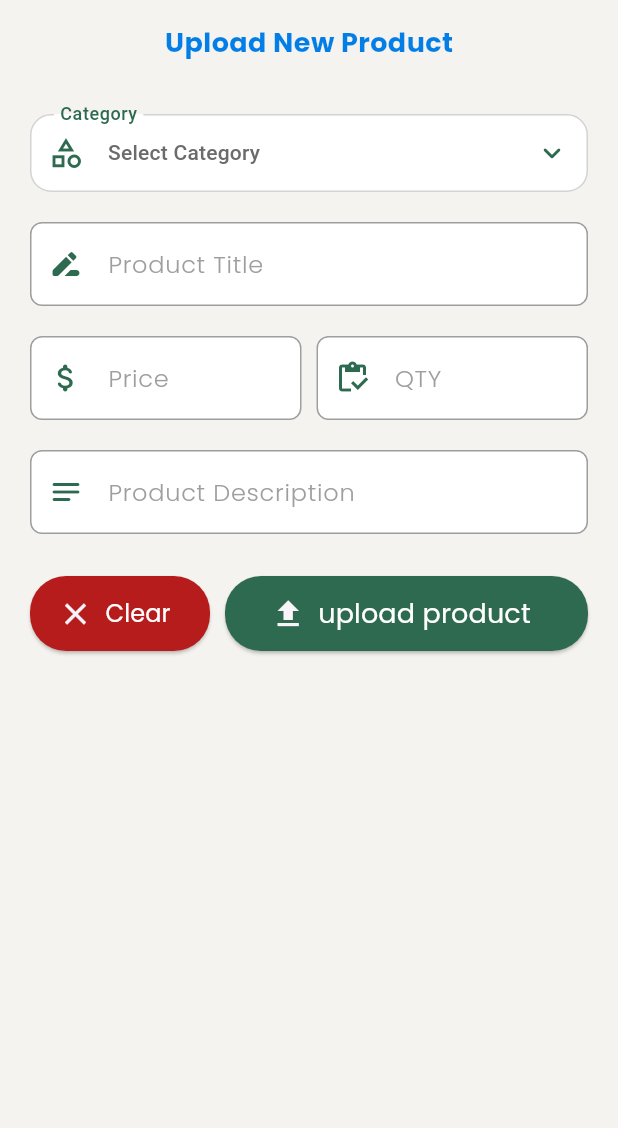
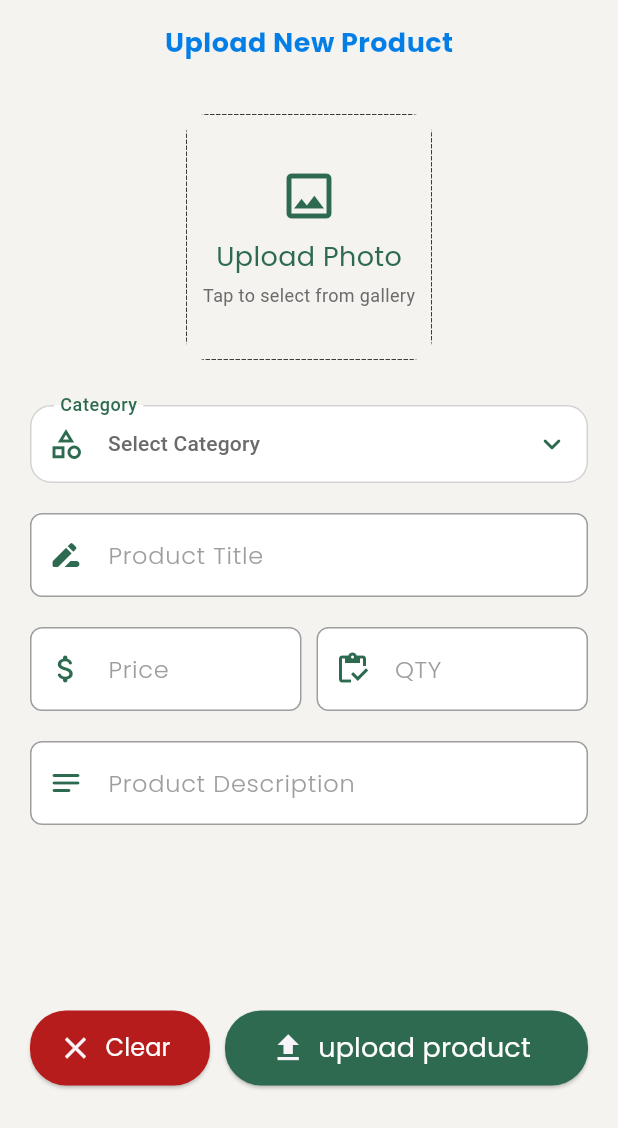
Before and after one commit to AhmedMedhatHamed/Marketa_Admin_App, a Flutter app: the UploadProductView screen opened by its route, on a phone screen of 412 x 824 dp. Shown: the top 1128 px of the screen. Run offline on Flutter 3.47's test engine with Material 3 defaults, Android fonts, the phone set to English and light mode, and no system bars; drawn by our look-alikes of dotted_border, shimmer; our stand-ins replace equatable, flutter_bloc, go_router, iconly, image_picker, shared_preferences; accounts and stored records are empty.

Commit message:
Implement upload product image widget

```diff
--- a/lib/features/search/presentation/views/search_view.dart
+++ b/lib/features/search/presentation/views/search_view.dart
@@ -1,6 +1,5 @@
 import 'package:flutter/material.dart';
 import 'package:flutter_bloc/flutter_bloc.dart';
-import 'package:marketa_admin/core/widgets/app_bar_leading.dart';
 import 'package:marketa_admin/core/widgets/custom_appbar_text.dart';
 import 'package:marketa_admin/features/product/presentation/cubit/product_cubit.dart';
 import 'package:marketa_admin/features/search/presentation/widgets/search_grid_view_widget.dart';
--- a/lib/features/upload_product/presentation/cubit/upload_product/upload_product_cubit.dart
+++ b/lib/features/upload_product/presentation/cubit/upload_product/upload_product_cubit.dart
@@ -1,5 +1,8 @@
+import 'dart:io';
+
 import 'package:flutter/material.dart';
 import 'package:flutter_bloc/flutter_bloc.dart';
+import 'package:image_picker/image_picker.dart';
 
 part 'upload_product_state.dart';
 
@@ -11,7 +14,7 @@ class UploadProductCubit extends Cubit<UploadProductState> {
   final qtyController = TextEditingController();
   final descriptionController = TextEditingController();
   final formKey = GlobalKey<FormState>();
-
+  File? productImage;
   String? selectedCategory;
 
   void selectCategory(String category) {
@@ -39,6 +42,7 @@ class UploadProductCubit extends Cubit<UploadProductState> {
     qtyController.clear();
     descriptionController.clear();
     selectedCategory = null;
+    productImage = null;
     emit(UploadProductInitial());
   }
 
@@ -52,4 +56,19 @@ class UploadProductCubit extends Cubit<UploadProductState> {
   }
 
 
+
+
+  Future<void> pickImage() async {
+    final picked = await ImagePicker().pickImage(source: ImageSource.gallery);
+    if (picked != null) {
+      productImage = File(picked.path);
+      emit(UploadProductImagePicked(productImage!));
+    }
+  }
+
+  void removeImage() {
+    productImage = null;
+    emit(UploadProductInitial());
+  }
+
 }
--- a/lib/features/upload_product/presentation/cubit/upload_product/upload_product_state.dart
+++ b/lib/features/upload_product/presentation/cubit/upload_product/upload_product_state.dart
@@ -13,3 +13,8 @@ final class UploadProductError extends UploadProductState {
   final String message;
    UploadProductError(this.message);
 }
+
+final class UploadProductImagePicked extends UploadProductState {
+  final File image;
+   UploadProductImagePicked(this.image);
+}
--- a/lib/features/upload_product/presentation/view/upload_product_view.dart
+++ b/lib/features/upload_product/presentation/view/upload_product_view.dart
@@ -2,6 +2,7 @@ import 'package:flutter/material.dart';
 import 'package:flutter_bloc/flutter_bloc.dart';
 import 'package:marketa_admin/core/widgets/custom_appbar_text.dart';
 import 'package:marketa_admin/features/upload_product/presentation/cubit/upload_product/upload_product_cubit.dart';
+import 'package:marketa_admin/features/upload_product/presentation/widgets/upload_image_widget.dart';
 import 'package:marketa_admin/features/upload_product/presentation/widgets/upload_product_form.dart';
 
 class UploadProductView extends StatelessWidget {
@@ -12,7 +13,7 @@ class UploadProductView extends StatelessWidget {
     return BlocProvider(
       create: (_) => UploadProductCubit(),
       child: GestureDetector(
-        onTap: (){
+        onTap: () {
           FocusScope.of(context).unfocus();
         },
         child: Scaffold(
@@ -25,8 +26,10 @@ class UploadProductView extends StatelessWidget {
                   fontSize: 18.0,
                 ),
               ),
+              SliverToBoxAdapter(child: SizedBox(height: 20.0)),
+              SliverToBoxAdapter(child: UploadImageWidget()),
               const SliverPadding(
-                padding: EdgeInsets.symmetric(vertical: 20.0),
+                padding: EdgeInsets.symmetric(vertical: 30.0),
                 sliver: SliverToBoxAdapter(child: UploadProductForm()),
               ),
             ],
--- /dev/null
+++ b/lib/features/upload_product/presentation/widgets/upload_image_widget.dart
@@ -0,0 +1,91 @@
+import 'package:dotted_border/dotted_border.dart';
+import 'package:flutter/material.dart';
+import 'package:flutter_bloc/flutter_bloc.dart';
+import 'package:marketa_admin/core/utils/app_color.dart';
+import 'package:marketa_admin/core/utils/app_style.dart';
+import 'package:marketa_admin/core/utils/text_styles.dart';
+import 'package:marketa_admin/features/upload_product/presentation/cubit/upload_product/upload_product_cubit.dart';
+
+class UploadImageWidget extends StatelessWidget {
+  const UploadImageWidget({super.key});
+
+  @override
+  Widget build(BuildContext context) {
+    final cubit = context.read<UploadProductCubit>();
+    final colors = Theme.of(context).extension<AppColors>()!;
+
+    return BlocBuilder<UploadProductCubit, UploadProductState>(
+      builder: (context, state) {
+        final image = cubit.productImage;
+
+        return GestureDetector(
+          onTap: cubit.pickImage,
+          child: Center(
+            child: Padding(
+              padding: const EdgeInsets.symmetric(horizontal: 60.0),
+              child: ClipRRect(
+                borderRadius: BorderRadiusGeometry.circular(14.0),
+                child: DottedBorder(
+                  child: SizedBox(
+                    width: 160,
+                    height: 160,
+                    child: image != null
+                        ? Stack(
+                            fit: StackFit.expand,
+                            children: [
+                              ClipRRect(
+                                borderRadius: BorderRadius.circular(14.0),
+                                child: Image.file(image, fit: BoxFit.cover),
+                              ),
+                              Positioned(
+                                top: 0.0,
+                                right: 0.0,
+                                child: GestureDetector(
+                                  onTap: cubit.removeImage,
+                                  child: CircleAvatar(
+                                    radius: 14.0,
+                                    backgroundColor: AppColor.errorMsgColor,
+                                    child: const Icon(
+                                      Icons.close,
+                                      size: 16.0,
+                                      color: Colors.white,
+                                    ),
+                                  ),
+                                ),
+                              ),
+                            ],
+                          )
+                        : Column(
+                            mainAxisAlignment: MainAxisAlignment.center,
+                            children: [
+                              Icon(
+                                Icons.image_outlined,
+                                color: colors.primary,
+                                size: 40.0,
+                              ),
+                              const SizedBox(height: 8.0),
+                              Text(
+                                'Upload Photo',
+                                style: CustomTextStyles.poppins400styles18Black
+                                    .copyWith(color: colors.primary),
+                              ),
+                              const SizedBox(height: 4.0),
+                              Text(
+                                'Tap to select from gallery',
+                                style: TextStyle(
+                                  fontSize: 12,
+                                  color: colors.subtext,
+                                ),
+                              ),
+                            ],
+                          ),
+                  ),
+                ),
+              ),
+            ),
+          ),
+        );
+      },
+    );
+  }
+}
--- a/lib/features/upload_product/presentation/widgets/upload_product_form.dart
+++ b/lib/features/upload_product/presentation/widgets/upload_product_form.dart
@@ -76,7 +76,7 @@ class UploadProductForm extends StatelessWidget {
               prefixIcon: Icon(Icons.notes_rounded, color: colors.primary),
               controller: cubit.descriptionController,
             ),
-            const SizedBox(height: 28.0),
+             SizedBox(height: MediaQuery.of(context).size.height*0.15,),
             BlocConsumer<UploadProductCubit, UploadProductState>(
               listener: (context, state) {
                 if (state is UploadProductSuccess) {
--- a/pubspec.yaml
+++ b/pubspec.yaml
@@ -32,6 +32,7 @@ dependencies:
   image_picker: ^1.2.1
   uuid: ^4.5.3
   equatable: ^2.0.5
+  dotted_border: ^3.1.0
 
 dev_dependencies:
   flutter_test:
```
Also changed, not shown: pubspec.lock.
